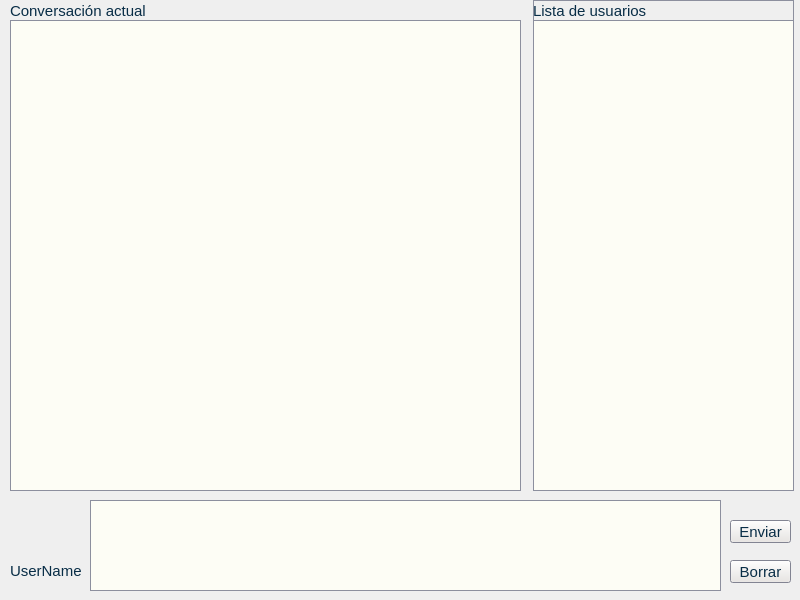
This is desktop/InclusionDesktop/mainwindow.ui in Ampaex/inclusion as Qt 5 draws it before an edit. The edited form follows.
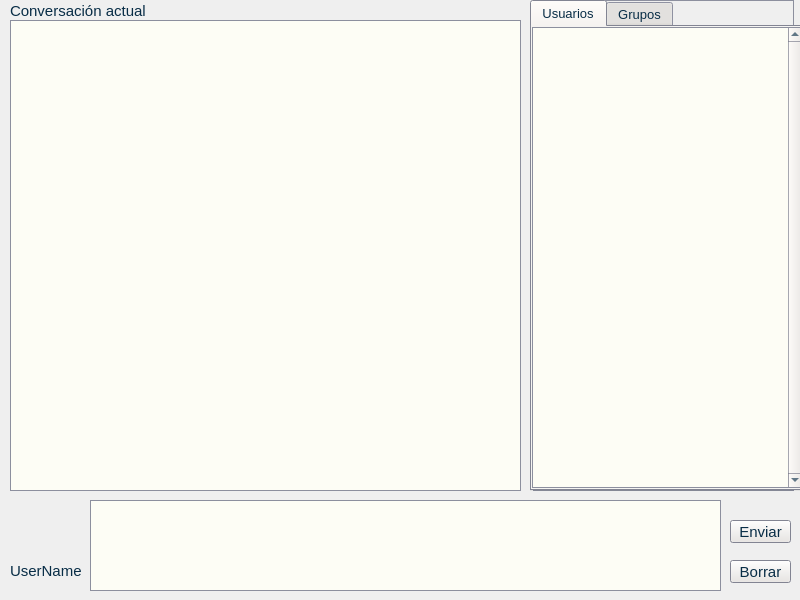
This is the edited form. Icons and pictures are not drawn.

Commit message: Modifica la interfaz

What changed in the file:
```diff
--- a/desktop/InclusionDesktop/mainwindow.ui
+++ b/desktop/InclusionDesktop/mainwindow.ui
@@ -587,7 +587,7 @@
       </font>
      </property>
     </widget>
-    <widget class="QLabel" name="label_3">
+    <widget class="QLabel" name="label_2">
      <property name="geometry">
       <rect>
        <x>10</x>
@@ -622,29 +622,6 @@
     <property name="frameShadow">
      <enum>QFrame::Raised</enum>
     </property>
-    <widget class="QListWidget" name="listWidget_2">
-     <property name="geometry">
-      <rect>
-       <x>0</x>
-       <y>20</y>
-       <width>261</width>
-       <height>471</height>
-      </rect>
-     </property>
-    </widget>
-    <widget class="QLabel" name="label_4">
-     <property name="geometry">
-      <rect>
-       <x>0</x>
-       <y>0</y>
-       <width>261</width>
-       <height>21</height>
-      </rect>
-     </property>
-     <property name="text">
-      <string>Lista de usuarios</string>
-     </property>
-    </widget>
    </widget>
    <widget class="QWidget" name="widget" native="true">
     <property name="geometry">
@@ -706,7 +683,7 @@
       <bool>false</bool>
      </property>
     </widget>
-    <widget class="QLabel" name="label_2">
+    <widget class="QLabel" name="label_userName">
      <property name="geometry">
       <rect>
        <x>10</x>
@@ -738,6 +715,82 @@
     <zorder>pushButton</zorder>
     <zorder>clearButton</zorder>
    </widget>
+   <widget class="QTabWidget" name="tabWidget">
+    <property name="geometry">
+     <rect>
+      <x>530</x>
+      <y>0</y>
+      <width>281</width>
+      <height>491</height>
+     </rect>
+    </property>
+    <property name="font">
+     <font>
+      <family>Arial</family>
+      <pointsize>10</pointsize>
+     </font>
+    </property>
+    <property name="locale">
+     <locale language="Spanish" country="Spain"/>
+    </property>
+    <property name="currentIndex">
+     <number>0</number>
+    </property>
+    <widget class="QWidget" name="tab_1">
+     <attribute name="title">
+      <string>Usuarios</string>
+     </attribute>
+     <widget class="QListWidget" name="listWidget_1">
+      <property name="geometry">
+       <rect>
+        <x>0</x>
+        <y>0</y>
+        <width>271</width>
+        <height>461</height>
+       </rect>
+      </property>
+      <property name="locale">
+       <locale language="Spanish" country="Spain"/>
+      </property>
+      <property name="verticalScrollBarPolicy">
+       <enum>Qt::ScrollBarAlwaysOn</enum>
+      </property>
+      <property name="horizontalScrollBarPolicy">
+       <enum>Qt::ScrollBarAlwaysOff</enum>
+      </property>
+      <property name="selectionRectVisible">
+       <bool>false</bool>
+      </property>
+     </widget>
+    </widget>
+    <widget class="QWidget" name="tab_2">
+     <attribute name="title">
+      <string>Grupos</string>
+     </attribute>
+     <widget class="QListWidget" name="listWidget_2">
+      <property name="geometry">
+       <rect>
+        <x>0</x>
+        <y>0</y>
+        <width>271</width>
+        <height>461</height>
+       </rect>
+      </property>
+      <property name="locale">
+       <locale language="Spanish" country="Spain"/>
+      </property>
+      <property name="verticalScrollBarPolicy">
+       <enum>Qt::ScrollBarAlwaysOn</enum>
+      </property>
+      <property name="horizontalScrollBarPolicy">
+       <enum>Qt::ScrollBarAlwaysOff</enum>
+      </property>
+      <property name="selectionRectVisible">
+       <bool>false</bool>
+      </property>
+     </widget>
+    </widget>
+   </widget>
   </widget>
  </widget>
  <layoutdefault spacing="6" margin="11"/>
```
Left out of the diff: 27 changed lines with no effect on the pictures. The commit also changes 1 other file.
